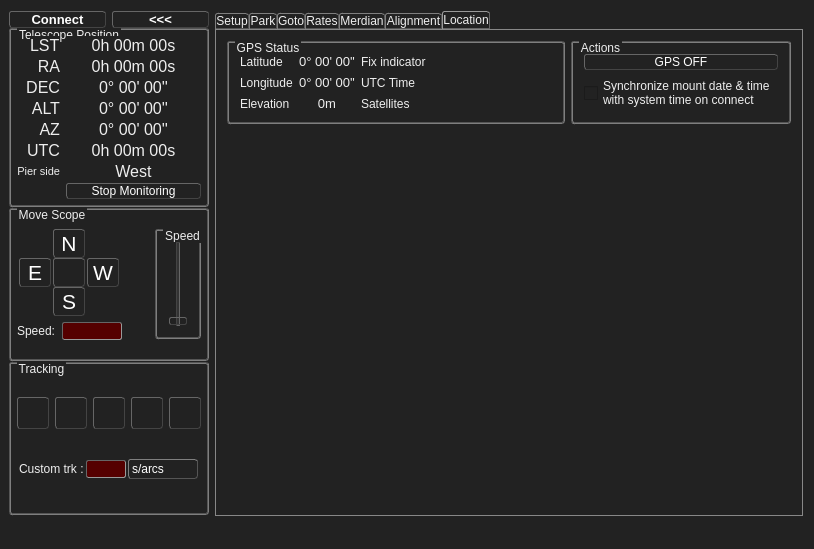
First picture: the form in ZeGotoControlCenter/zegotocontrolcenter.ui, repository ZeSly/ZeGotoControlCenter, before the edit.
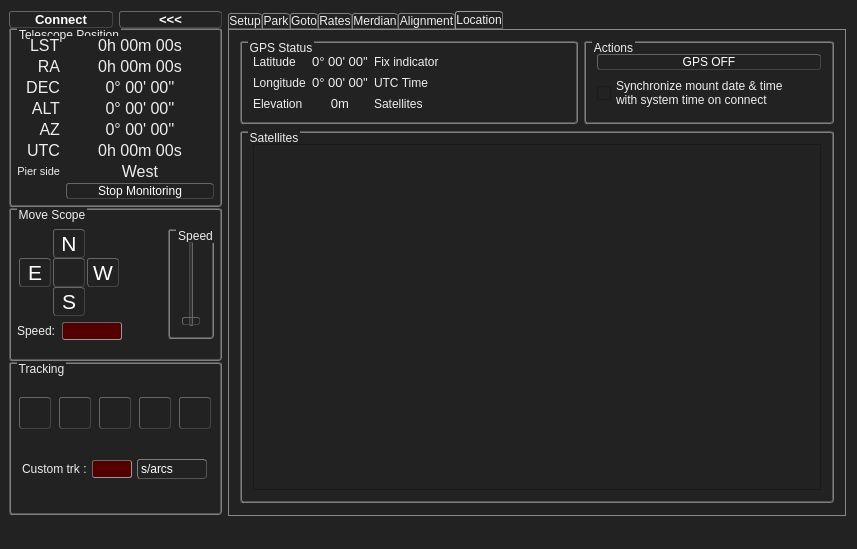
Second picture: the form after the edit. The open tabs and pages were chosen to show the change. Icons and pictures are not drawn. Custom widgets are drawn as their Qt base class.

Commit message: GPS satellites display in location_tab

The edit to the form file:
```diff
--- a/ZeGotoControlCenter/zegotocontrolcenter.ui
+++ b/ZeGotoControlCenter/zegotocontrolcenter.ui
@@ -6,7 +6,7 @@
    <rect>
     <x>0</x>
     <y>0</y>
-    <width>804</width>
+    <width>857</width>
     <height>549</height>
    </rect>
   </property>
@@ -3091,8 +3091,13 @@
        <attribute name="title">
         <string>Location</string>
        </attribute>
-       <layout class="QFormLayout" name="formLayout_5">
-        <item row="0" column="0">
+       <layout class="QVBoxLayout" name="verticalLayout_17">
+        <item>
+         <layout class="QHBoxLayout" name="horizontalLayout_16">
+          <property name="topMargin">
+           <number>0</number>
+          </property>
+          <item>
          <widget class="QGroupBox" name="groupBox_GPSStatus">
           <property name="title">
            <string>GPS Status</string>
@@ -3223,7 +3228,7 @@
               <string/>
              </property>
              <property name="alignment">
-              <set>Qt::AlignCenter</set>
+                <set>Qt::AlignLeading|Qt::AlignLeft|Qt::AlignVCenter</set>
              </property>
              <property name="margin">
               <number>1</number>
@@ -3253,7 +3258,7 @@
           </layout>
          </widget>
         </item>
-        <item row="0" column="1">
+          <item>
          <widget class="QGroupBox" name="groupBox_GPS_Actions">
           <property name="title">
            <string>Actions</string>
@@ -3284,6 +3289,36 @@
          </widget>
         </item>
        </layout>
+        </item>
+        <item>
+         <widget class="QGroupBox" name="groupBox_GPSSatellites">
+          <property name="sizePolicy">
+           <sizepolicy hsizetype="Expanding" vsizetype="Expanding">
+            <horstretch>0</horstretch>
+            <verstretch>0</verstretch>
+           </sizepolicy>
+          </property>
+          <property name="title">
+           <string>Satellites</string>
+          </property>
+          <layout class="QVBoxLayout" name="verticalLayout_16">
+           <item>
+            <widget class="GPSStatusFrame" name="frame_GPSSatellites">
+             <property name="autoFillBackground">
+              <bool>true</bool>
+             </property>
+             <property name="frameShape">
+              <enum>QFrame::StyledPanel</enum>
+             </property>
+             <property name="frameShadow">
+              <enum>QFrame::Raised</enum>
+             </property>
+            </widget>
+           </item>
+          </layout>
+         </widget>
+        </item>
+       </layout>
       </widget>
      </widget>
     </item>
@@ -3306,6 +3341,14 @@
   </widget>
  </widget>
  <layoutdefault spacing="6" margin="11"/>
+ <customwidgets>
+  <customwidget>
+   <class>GPSStatusFrame</class>
+   <extends>QFrame</extends>
+   <header>gpsstatusframe.h</header>
+   <container>1</container>
+  </customwidget>
+ </customwidgets>
  <resources>
   <include location="zegotocontrolcenter.qrc"/>
  </resources>
```
Left out of the diff: 4 changed lines with no effect on the pictures. Lines whose indentation alone changed are shown as unchanged. The commit also changes 9 other files.
